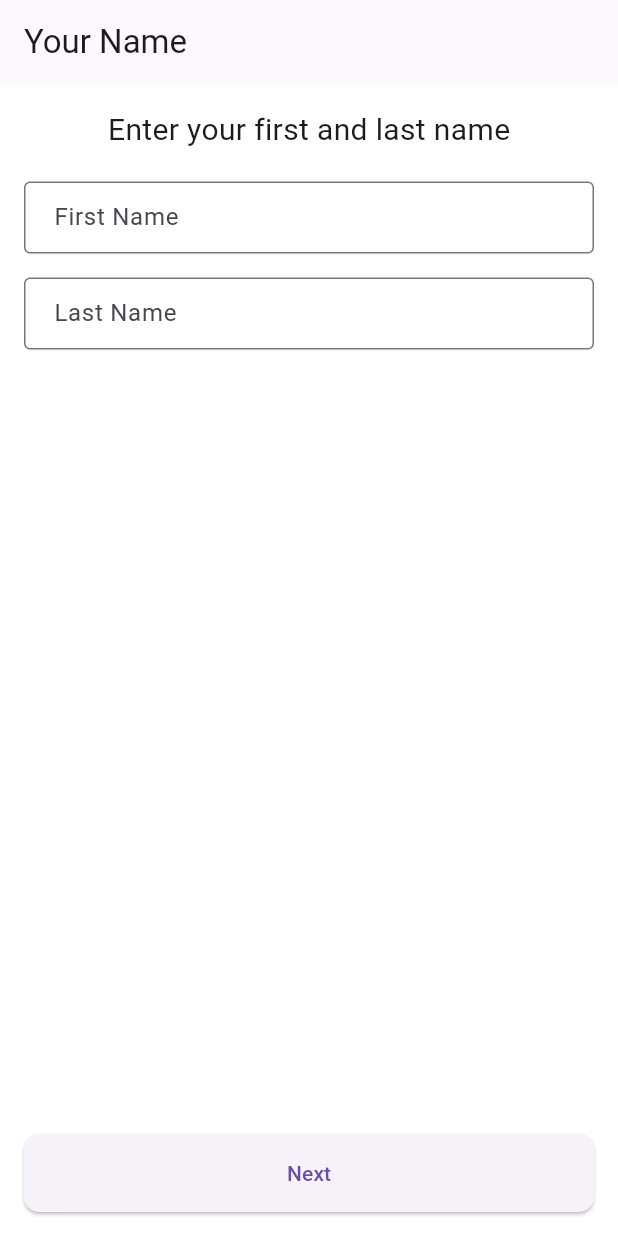
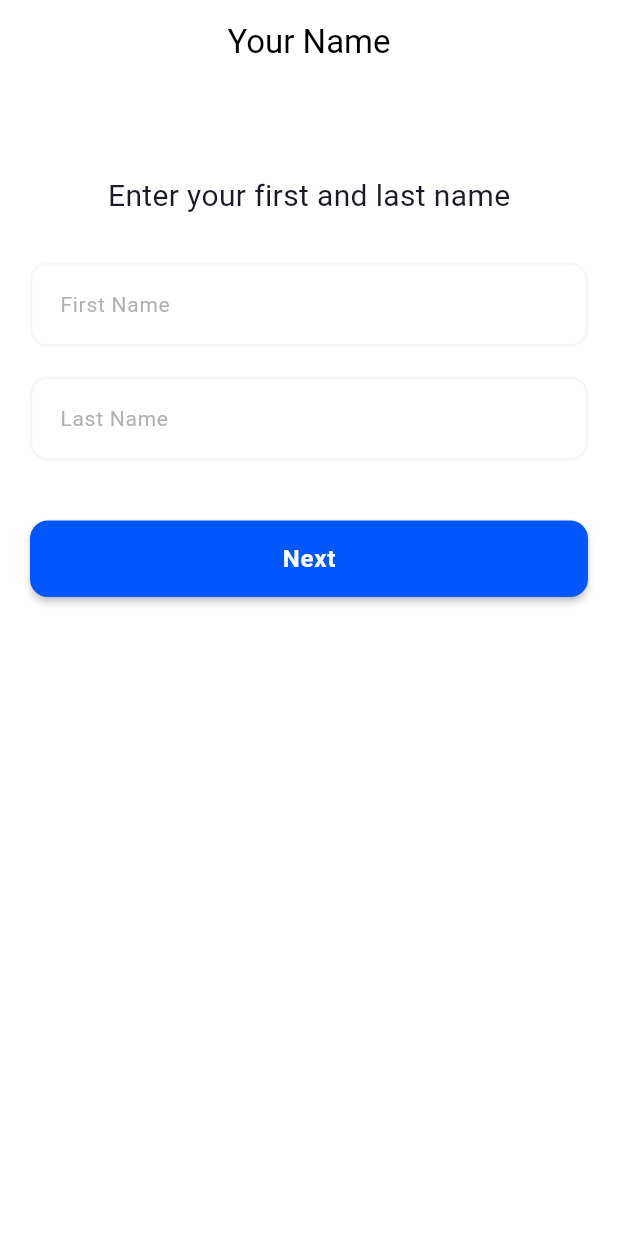
Before and after one commit to 1Muhammed-Shibili/Car-Rental, a Flutter app: the screen it shows after launch, on a phone screen of 412 x 824 dp. Run offline on Flutter 3.47's test engine with Material 3 defaults, Android fonts, the phone set to English and light mode, and no system bars; our stand-ins replace flutter_riverpod, sqflite; accounts and stored records are empty; Roboto replaces fonts that are missing (Poppins).

Commit message:
implemented custom themedata & colors. implemented custom textfeild & buttonstyle

```diff
--- /dev/null
+++ b/lib/config/colors.dart
@@ -0,0 +1,15 @@
+import 'package:flutter/material.dart';
+
+//Light Theme Color
+const lightBgColor = Color(0xffFFFFFF);
+const lightFontColor = Color(0xff191B28);
+const lightDivColor = Color(0xffF5F6FA);
+const lightPrimaryColor = Color(0xff0057FF);
+const lightLableColor = Color(0xff8E8E8E);
+
+//Dark Theme Color
+const darkBgColor = Color(0xff191B28);
+const darkFontColor = Color(0xffFFFFFF);
+const darkDivColor = Color(0xff343748);
+const darkPrimaryColor = Color(0xffFF9900);
+const darkLableColor = Color(0xff9E9E9E);
--- /dev/null
+++ b/lib/config/theme.dart
@@ -0,0 +1,151 @@
+import 'package:car_rental/config/colors.dart';
+import 'package:flutter/material.dart';
+
+var lightTheme = ThemeData(
+  useMaterial3: true,
+  inputDecorationTheme: const InputDecorationTheme(
+    fillColor: lightBgColor,
+    filled: true,
+    enabledBorder: InputBorder.none,
+    prefixIconColor: lightLableColor,
+    labelStyle: TextStyle(
+      fontFamily: "Poppins",
+      fontSize: 15,
+      color: lightFontColor,
+      fontWeight: FontWeight.w500,
+    ),
+    hintStyle: TextStyle(
+      fontFamily: "Poppins",
+      fontSize: 15,
+      color: lightFontColor,
+      fontWeight: FontWeight.w500,
+    ),
+  ),
+  colorScheme: const ColorScheme.light(
+    brightness: Brightness.light,
+    background: lightBgColor,
+    onBackground: lightFontColor,
+    primaryContainer: lightDivColor,
+    onPrimaryContainer: lightFontColor,
+    secondaryContainer: lightLableColor,
+    primary: lightPrimaryColor,
+  ),
+  textTheme: const TextTheme(
+    headlineLarge: TextStyle(
+      fontFamily: "Poppins",
+      fontSize: 24,
+      color: lightFontColor,
+      fontWeight: FontWeight.w700,
+    ),
+    headlineMedium: TextStyle(
+      fontFamily: "Poppins",
+      fontSize: 20,
+      color: lightFontColor,
+      fontWeight: FontWeight.w600,
+    ),
+    headlineSmall: TextStyle(
+      fontFamily: "Poppins",
+      fontSize: 15,
+      color: lightFontColor,
+      fontWeight: FontWeight.w600,
+    ),
+    bodyLarge: TextStyle(
+      fontFamily: "Poppins",
+      fontSize: 16,
+      color: lightFontColor,
+      fontWeight: FontWeight.w500,
+    ),
+    bodyMedium: TextStyle(
+      fontFamily: "Poppins",
+      fontSize: 15,
+      color: lightFontColor,
+      fontWeight: FontWeight.w400,
+    ),
+    bodySmall: TextStyle(
+      fontFamily: "Poppins",
+      fontSize: 13,
+      color: lightFontColor,
+      fontWeight: FontWeight.w500,
+    ),
+    labelSmall: TextStyle(
+      fontFamily: "Poppins",
+      fontSize: 13,
+      color: lightFontColor,
+      fontWeight: FontWeight.w300,
+    ),
+  ),
+);
+var darkTheme = ThemeData(
+  useMaterial3: true,
+  inputDecorationTheme: const InputDecorationTheme(
+    fillColor: darkBgColor,
+    filled: true,
+    enabledBorder: InputBorder.none,
+    prefixIconColor: darkLableColor,
+    labelStyle: TextStyle(
+      fontFamily: "Poppins",
+      fontSize: 15,
+      color: darkFontColor,
+      fontWeight: FontWeight.w500,
+    ),
+    hintStyle: TextStyle(
+      fontFamily: "Poppins",
+      fontSize: 15,
+      color: darkFontColor,
+      fontWeight: FontWeight.w500,
+    ),
+  ),
+  colorScheme: const ColorScheme.dark(
+    brightness: Brightness.dark,
+    background: darkBgColor,
+    onBackground: darkFontColor,
+    primaryContainer: darkDivColor,
+    onPrimaryContainer: darkFontColor,
+    secondaryContainer: darkLableColor,
+    primary: darkPrimaryColor,
+  ),
+  textTheme: const TextTheme(
+    headlineLarge: TextStyle(
+      fontFamily: "Poppins",
+      fontSize: 24,
+      color: darkFontColor,
+      fontWeight: FontWeight.w700,
+    ),
+    headlineMedium: TextStyle(
+      fontFamily: "Poppins",
+      fontSize: 20,
+      color: darkFontColor,
+      fontWeight: FontWeight.w600,
+    ),
+    headlineSmall: TextStyle(
+      fontFamily: "Poppins",
+      fontSize: 15,
+      color: darkFontColor,
+      fontWeight: FontWeight.w600,
+    ),
+    bodyLarge: TextStyle(
+      fontFamily: "Poppins",
+      fontSize: 16,
+      color: darkFontColor,
+      fontWeight: FontWeight.w500,
+    ),
+    bodyMedium: TextStyle(
+      fontFamily: "Poppins",
+      fontSize: 15,
+      color: darkFontColor,
+      fontWeight: FontWeight.w400,
+    ),
+    bodySmall: TextStyle(
+      fontFamily: "Poppins",
+      fontSize: 13,
+      color: darkFontColor,
+      fontWeight: FontWeight.w500,
+    ),
+    labelSmall: TextStyle(
+      fontFamily: "Poppins",
+      fontSize: 13,
+      color: darkFontColor,
+      fontWeight: FontWeight.w300,
+    ),
+  ),
+);
--- a/lib/core/theme.dart
+++ /dev/null
@@ -1,18 +0,0 @@
-import 'package:flutter/material.dart';
-
-class AppTheme {
-  static final ThemeData lightTheme = ThemeData(
-    primarySwatch: Colors.indigo,
-    scaffoldBackgroundColor: Colors.white,
-    inputDecorationTheme: const InputDecorationTheme(
-      border: OutlineInputBorder(),
-      contentPadding: EdgeInsets.symmetric(horizontal: 16, vertical: 12),
-    ),
-    elevatedButtonTheme: ElevatedButtonThemeData(
-      style: ElevatedButton.styleFrom(
-        shape: RoundedRectangleBorder(borderRadius: BorderRadius.circular(10)),
-        padding: const EdgeInsets.symmetric(vertical: 16),
-      ),
-    ),
-  );
-}
--- a/lib/features/booking/screens/date_range_screen.dart
+++ b/lib/features/booking/screens/date_range_screen.dart
@@ -1,4 +1,5 @@
 import 'package:car_rental/features/booking/screens/submission_screen.dart';
+import 'package:car_rental/features/booking/widgets/custom_button.dart';
 import 'package:flutter/material.dart';
 import 'package:flutter_riverpod/flutter_riverpod.dart';
 import 'package:intl/intl.dart';
@@ -13,7 +14,7 @@ class DateRangeScreen extends ConsumerWidget {
     final unavailableAsync = ref.watch(unavailableDatesProvider);
 
     return Scaffold(
-      appBar: AppBar(title: const Text('Rental Dates')),
+      appBar: AppBar(title: const Text('Rental Dates'), centerTitle: true),
       body: unavailableAsync.when(
         data:
             (unavailable) => Padding(
@@ -57,6 +58,7 @@ class DateRangeScreen extends ConsumerWidget {
                         }
                       }
                     },
+                    style: CustomButton.getPrimaryStyle(context),
                     child: const Text('Select Date Range'),
                   ),
                   const SizedBox(height: 30),
@@ -76,7 +78,6 @@ class DateRangeScreen extends ConsumerWidget {
                     onPressed:
                         selectedRange != null
                             ? () async {
-                              // Save selected rental date range in SQLite
                               await ref
                                   .read(bookingProvider.notifier)
                                   .updateRentalDateRange(
@@ -84,7 +85,6 @@ class DateRangeScreen extends ConsumerWidget {
                                     selectedRange.end,
                                   );
 
-                              // Navigate to next screen (replace Placeholder with your actual screen)
                               Navigator.push(
                                 context,
                                 MaterialPageRoute(
@@ -93,6 +93,7 @@ class DateRangeScreen extends ConsumerWidget {
                               );
                             }
                             : null,
+                    style: CustomButton.getPrimaryStyle(context),
                     child: const Text('Next'),
                   ),
                 ],
--- a/lib/features/booking/screens/name_screen.dart
+++ b/lib/features/booking/screens/name_screen.dart
@@ -1,5 +1,7 @@
 import 'package:car_rental/features/booking/controllers/booking_controller.dart';
 import 'package:car_rental/features/booking/screens/wheels_screen.dart';
+import 'package:car_rental/features/booking/widgets/custom_button.dart';
+import 'package:car_rental/features/booking/widgets/custom_textfield.dart';
 import 'package:car_rental/sqlite/db_helper.dart';
 import 'package:flutter/material.dart';
 import 'package:flutter_riverpod/flutter_riverpod.dart';
@@ -27,6 +29,9 @@ class _NameScreenState extends ConsumerState<NameScreen> {
       ref.read(bookingProvider.notifier).state = updated;
       await DBHelper().saveBooking(updated);
 
+      _firstNameController.clear();
+      _lastNameController.clear();
+
       Navigator.push(
         context,
         MaterialPageRoute(builder: (_) => const WheelsScreen()),
@@ -37,35 +42,43 @@ class _NameScreenState extends ConsumerState<NameScreen> {
   @override
   Widget build(BuildContext context) {
     return Scaffold(
-      appBar: AppBar(title: const Text('Your Name')),
+      appBar: AppBar(title: const Text('Your Name'), centerTitle: true),
       body: Padding(
-        padding: const EdgeInsets.all(16),
+        padding: const EdgeInsets.all(20),
         child: Form(
           key: _formKey,
           child: Column(
             children: [
+              SizedBox(height: 40),
               const Text(
                 'Enter your first and last name',
                 style: TextStyle(fontSize: 20),
               ),
-              const SizedBox(height: 20),
+              const SizedBox(height: 30),
               TextFormField(
                 controller: _firstNameController,
-                decoration: const InputDecoration(labelText: 'First Name'),
+                decoration: CustomTextfield.getDecoration(
+                  context: context,
+                  hintText: "First Name",
+                ),
                 validator:
                     (value) =>
                         value!.isEmpty ? 'Please enter first name' : null,
               ),
-              const SizedBox(height: 16),
+              const SizedBox(height: 20),
               TextFormField(
                 controller: _lastNameController,
-                decoration: const InputDecoration(labelText: 'Last Name'),
+                decoration: CustomTextfield.getDecoration(
+                  context: context,
+                  hintText: "Last Name",
+                ),
                 validator:
                     (value) => value!.isEmpty ? 'Please enter last name' : null,
               ),
-              const Spacer(),
+              SizedBox(height: 40),
               ElevatedButton(
                 onPressed: _goNext,
+                style: CustomButton.getPrimaryStyle(context),
                 child: const Center(child: Text('Next')),
               ),
             ],
--- a/lib/features/booking/screens/submission_screen.dart
+++ b/lib/features/booking/screens/submission_screen.dart
@@ -1,4 +1,6 @@
 import 'package:car_rental/features/booking/controllers/booking_controller.dart';
+import 'package:car_rental/features/booking/widgets/custom_button.dart';
+import 'package:car_rental/models/local_booking_model.dart';
 import 'package:car_rental/services/api_service.dart';
 import 'package:car_rental/sqlite/db_helper.dart';
 import 'package:flutter/material.dart';
@@ -12,7 +14,7 @@ class SubmissionScreen extends ConsumerWidget {
     final bookingAsync = ref.watch(bookingFromDbProvider);
 
     return Scaffold(
-      appBar: AppBar(title: const Text('Review & Submit')),
+      appBar: AppBar(title: const Text('Review & Submit'), centerTitle: true),
       body: bookingAsync.when(
         data: (booking) {
           if (booking == null) {
@@ -68,6 +70,8 @@ class SubmissionScreen extends ConsumerWidget {
                       try {
                         await ApiService.submitBooking(booking);
                         await DBHelper().clearBooking();
+                        ref.read(bookingProvider.notifier).state =
+                            LocalBookingModel();
 
                         if (context.mounted) {
                           ScaffoldMessenger.of(context).showSnackBar(
@@ -87,6 +91,7 @@ class SubmissionScreen extends ConsumerWidget {
                         }
                       }
                     },
+                    style: CustomButton.getPrimaryStyle(context),
                     child: const Text('Submit'),
                   ),
                 ),
--- a/lib/features/booking/screens/vehicle_model_screen.dart
+++ b/lib/features/booking/screens/vehicle_model_screen.dart
@@ -1,4 +1,5 @@
 import 'package:car_rental/features/booking/screens/date_range_screen.dart';
+import 'package:car_rental/features/booking/widgets/custom_button.dart';
 import 'package:car_rental/models/vehicle_model.dart';
 import 'package:flutter/material.dart';
 import 'package:flutter_riverpod/flutter_riverpod.dart';
@@ -13,7 +14,7 @@ class VehicleModelScreen extends ConsumerWidget {
     final selectedModel = ref.watch(selectedVehicleModelProvider);
 
     return Scaffold(
-      appBar: AppBar(title: const Text('Choose Model')),
+      appBar: AppBar(title: const Text('Choose Model'), centerTitle: true),
       body:
           models.isEmpty
               ? const Center(child: Text('No models available'))
@@ -120,6 +121,7 @@ class VehicleModelScreen extends ConsumerWidget {
                                 );
                               }
                               : null,
+                      style: CustomButton.getPrimaryStyle(context),
                       child: const Text('Next'),
                     ),
                   ),
--- a/lib/features/booking/screens/vehicle_type_screen.dart
+++ b/lib/features/booking/screens/vehicle_type_screen.dart
@@ -1,4 +1,5 @@
 import 'package:car_rental/features/booking/screens/vehicle_model_screen.dart';
+import 'package:car_rental/features/booking/widgets/custom_button.dart';
 import 'package:car_rental/models/vehicle_type.dart';
 import 'package:flutter/material.dart';
 import 'package:flutter_riverpod/flutter_riverpod.dart';
@@ -14,7 +15,7 @@ class VehicleTypeScreen extends ConsumerWidget {
     final selectedWheels = ref.watch(bookingProvider.select((b) => b.wheels));
 
     return Scaffold(
-      appBar: AppBar(title: const Text('Vehicle Type')),
+      appBar: AppBar(title: const Text('Vehicle Type'), centerTitle: true),
       body: vehicleTypesAsync.when(
         data: (types) {
           final filteredTypes =
@@ -60,6 +61,7 @@ class VehicleTypeScreen extends ConsumerWidget {
                           ),
                         )
                         : null,
+                style: CustomButton.getPrimaryStyle(context),
                 child: const Text('Next'),
               ),
             ],
--- a/lib/features/booking/screens/wheels_screen.dart
+++ b/lib/features/booking/screens/wheels_screen.dart
@@ -1,4 +1,5 @@
 import 'package:car_rental/features/booking/screens/vehicle_type_screen.dart';
+import 'package:car_rental/features/booking/widgets/custom_button.dart';
 import 'package:car_rental/sqlite/db_helper.dart';
 import 'package:flutter/material.dart';
 import 'package:flutter_riverpod/flutter_riverpod.dart';
@@ -13,7 +14,7 @@ class WheelsScreen extends ConsumerWidget {
     final selectedWheels = ref.watch(bookingProvider.select((b) => b.wheels));
 
     return Scaffold(
-      appBar: AppBar(title: const Text('Number of Wheels')),
+      appBar: AppBar(title: const Text('Number of Wheels'), centerTitle: true),
       body: wheelsAsync.when(
         data:
             (wheels) => ListView(
@@ -49,6 +50,7 @@ class WheelsScreen extends ConsumerWidget {
                             ),
                           )
                           : null,
+                  style: CustomButton.getPrimaryStyle(context),
                   child: const Text('Next'),
                 ),
               ],
--- /dev/null
+++ b/lib/features/booking/widgets/custom_button.dart
@@ -0,0 +1,117 @@
+import 'package:car_rental/config/colors.dart';
+import 'package:flutter/material.dart';
+
+class CustomButton {
+  static ButtonStyle getPrimaryStyle(BuildContext context) {
+    final isDark = Theme.of(context).brightness == Brightness.dark;
+
+    return ElevatedButton.styleFrom(
+      // Background Color
+      backgroundColor: isDark ? darkPrimaryColor : lightPrimaryColor,
+      foregroundColor: isDark ? darkBgColor : lightBgColor,
+
+      // Disabled Colors
+      disabledBackgroundColor: (isDark ? darkLableColor : lightLableColor)
+          .withOpacity(0.3),
+      disabledForegroundColor: (isDark ? darkFontColor : lightFontColor)
+          .withOpacity(0.5),
+
+      // Elevation
+      elevation: 2,
+
+      // Shape
+      shape: RoundedRectangleBorder(borderRadius: BorderRadius.circular(12)),
+
+      // Padding
+      padding: const EdgeInsets.symmetric(horizontal: 24, vertical: 16),
+
+      // Text Style
+      textStyle: const TextStyle(
+        fontFamily: "Poppins",
+        fontSize: 16,
+        fontWeight: FontWeight.w600,
+        letterSpacing: 0.5,
+      ),
+
+      // Animation Duration
+      animationDuration: const Duration(milliseconds: 200),
+    );
+  }
+
+  static ButtonStyle getSecondaryStyle(BuildContext context) {
+    final isDark = Theme.of(context).brightness == Brightness.dark;
+
+    return ElevatedButton.styleFrom(
+      // Background Color
+      backgroundColor: isDark ? darkDivColor : lightDivColor,
+      foregroundColor: isDark ? darkFontColor : lightFontColor,
+
+      // Disabled Colors
+      disabledBackgroundColor: (isDark ? darkLableColor : lightLableColor)
+          .withOpacity(0.2),
+      disabledForegroundColor: (isDark ? darkFontColor : lightFontColor)
+          .withOpacity(0.5),
+
+      // Elevation
+      elevation: 1,
+
+      // Shape
+      shape: RoundedRectangleBorder(borderRadius: BorderRadius.circular(12)),
+
+      // Padding
+      padding: const EdgeInsets.symmetric(horizontal: 24, vertical: 16),
+
+      // Text Style
+      textStyle: const TextStyle(
+        fontFamily: "Poppins",
+        fontSize: 16,
+        fontWeight: FontWeight.w500,
+        letterSpacing: 0.3,
+      ),
+
+      // Animation Duration
+      animationDuration: const Duration(milliseconds: 200),
+    );
+  }
+
+  static ButtonStyle getOutlinedStyle(BuildContext context) {
+    final isDark = Theme.of(context).brightness == Brightness.dark;
+
+    return ElevatedButton.styleFrom(
+      // Background Color
+      backgroundColor: Colors.transparent,
+      foregroundColor: isDark ? darkPrimaryColor : lightPrimaryColor,
+
+      // Disabled Colors
+      disabledBackgroundColor: Colors.transparent,
+      disabledForegroundColor: (isDark ? darkLableColor : lightLableColor)
+          .withOpacity(0.5),
+
+      // Elevation
+      elevation: 0,
+
+      // Shape with Border
+      shape: RoundedRectangleBorder(
+        borderRadius: BorderRadius.circular(12),
+        side: BorderSide(
+          color: isDark ? darkPrimaryColor : lightPrimaryColor,
+          width: 1.5,
+        ),
+      ),
+
+      // Padding
+      padding: const EdgeInsets.symmetric(horizontal: 24, vertical: 16),
+
+      // Text Style
+      textStyle: const TextStyle(
+        fontFamily: "Poppins",
+        fontSize: 16,
+        fontWeight: FontWeight.w600,
+        letterSpacing: 0.5,
+      ),
+
+      // Animation Duration
+      animationDuration: const Duration(milliseconds: 200),
+    );
+  }
+}
--- /dev/null
+++ b/lib/features/booking/widgets/custom_textfield.dart
@@ -0,0 +1,106 @@
+import 'package:car_rental/config/colors.dart';
+import 'package:flutter/material.dart';
+
+class CustomTextfield {
+  static InputDecoration getDecoration({
+    required BuildContext context,
+    String? hintText,
+    String? labelText,
+    IconData? prefixIcon,
+    IconData? suffixIcon,
+    VoidCallback? onSuffixIconPressed,
+    bool isPassword = false,
+  }) {
+    final isDark = Theme.of(context).brightness == Brightness.dark;
+
+    return InputDecoration(
+      hintText: hintText,
+      labelText: labelText,
+      filled: true,
+      fillColor: isDark ? darkBgColor : lightBgColor,
+
+      // Prefix Icon
+      prefixIcon:
+          prefixIcon != null
+              ? Icon(
+                prefixIcon,
+                color: isDark ? darkLableColor : lightLableColor,
+                size: 20,
+              )
+              : null,
+
+      // Suffix Icon
+      suffixIcon:
+          suffixIcon != null
+              ? IconButton(
+                icon: Icon(
+                  suffixIcon,
+                  color: isDark ? darkLableColor : lightLableColor,
+                  size: 20,
+                ),
+                onPressed: onSuffixIconPressed,
+              )
+              : null,
+
+      // Content Padding
+      contentPadding: const EdgeInsets.symmetric(horizontal: 16, vertical: 16),
+
+      // Border Styles
+      enabledBorder: OutlineInputBorder(
+        borderRadius: BorderRadius.circular(12),
+        borderSide: BorderSide(
+          color: isDark ? darkDivColor : lightDivColor,
+          width: 1.5,
+        ),
+      ),
+
+      focusedBorder: OutlineInputBorder(
+        borderRadius: BorderRadius.circular(12),
+        borderSide: BorderSide(
+          color: isDark ? darkPrimaryColor : lightPrimaryColor,
+          width: 2,
+        ),
+      ),
+
+      errorBorder: OutlineInputBorder(
+        borderRadius: BorderRadius.circular(12),
+        borderSide: const BorderSide(color: Color(0xffFF5252), width: 1.5),
+      ),
+
+      focusedErrorBorder: OutlineInputBorder(
+        borderRadius: BorderRadius.circular(12),
+        borderSide: const BorderSide(color: Color(0xffFF5252), width: 2),
+      ),
+
+      disabledBorder: OutlineInputBorder(
+        borderRadius: BorderRadius.circular(12),
+        borderSide: BorderSide(
+          color: (isDark ? darkLableColor : lightLableColor).withOpacity(0.3),
+          width: 1,
+        ),
+      ),
+
+      // Text Styles
+      labelStyle: TextStyle(
+        fontFamily: "Poppins",
+        fontSize: 14,
+        color: isDark ? darkLableColor : lightLableColor,
+        fontWeight: FontWeight.w500,
+      ),
+
+      hintStyle: TextStyle(
+        fontFamily: "Poppins",
+        fontSize: 14,
+        color: (isDark ? darkLableColor : lightLableColor).withOpacity(0.7),
+        fontWeight: FontWeight.w400,
+      ),
+
+      errorStyle: const TextStyle(
+        fontFamily: "Poppins",
+        fontSize: 12,
+        color: Color(0xffFF5252),
+        fontWeight: FontWeight.w400,
+      ),
+    );
+  }
+}
--- a/lib/main.dart
+++ b/lib/main.dart
@@ -1,4 +1,4 @@
-import 'package:car_rental/core/theme.dart';
+import 'package:car_rental/config/theme.dart';
 import 'package:car_rental/features/booking/screens/name_screen.dart';
 import 'package:flutter/material.dart';
 import 'package:flutter_riverpod/flutter_riverpod.dart';
@@ -15,7 +15,8 @@ class MyApp extends StatelessWidget {
     return MaterialApp(
       title: 'Car Rental',
       debugShowCheckedModeBanner: false,
-      theme: AppTheme.lightTheme,
+      theme: lightTheme,
+      darkTheme: darkTheme,
       home: const NameScreen(),
     );
   }
```
